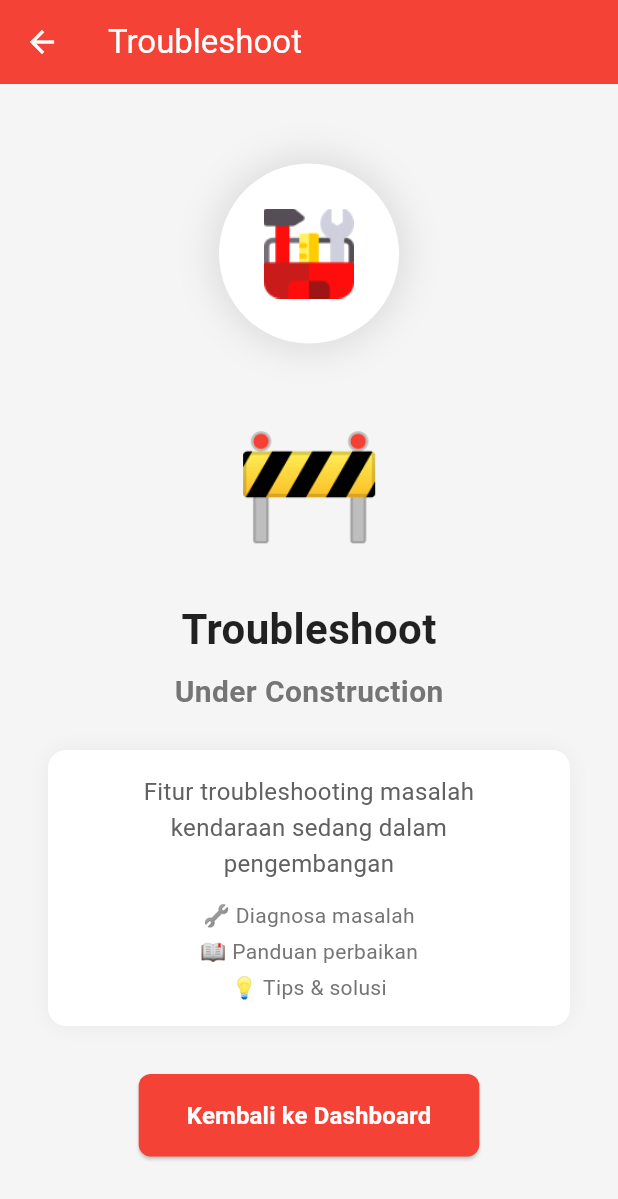
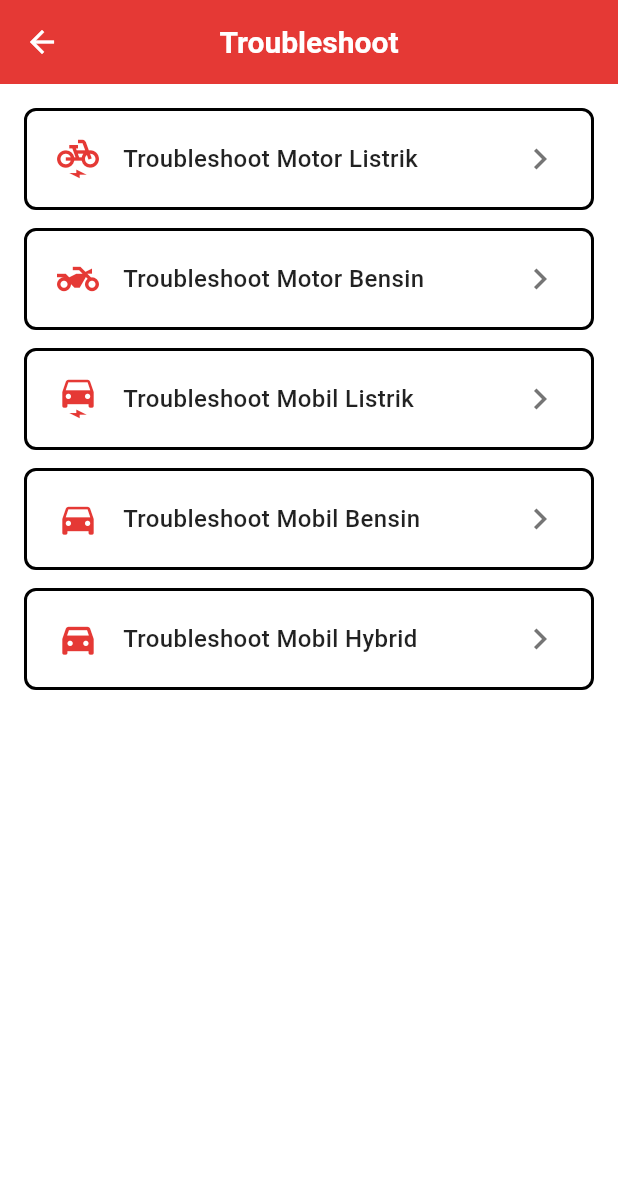
Before and after one commit to Syidwan/Sihemat-v3, a Flutter app: the TroubleshootScreen screen opened directly, on a phone screen of 412 x 824 dp. Shown: the top 1199 px of the screen. Run offline on Flutter 3.47's test engine with Material 3 defaults, Android fonts, the phone set to English and light mode, and no system bars; our stand-ins replace flutter_map, google_fonts, google_maps_flutter, latlong2; missing offline and left inert: carousel_slider_plus, flutter_pdfview; accounts and stored records are empty.

Commit message:
second commit

```diff
--- /dev/null
+++ b/lib/config/pdf_config.dart
@@ -0,0 +1,32 @@
+class PDFConfig {
+  // Base URL untuk PDF online
+  static const String BASE_URL = 'https://example.com/pdf';
+
+  // PDF URLs
+  static const Map<String, String> PDF_URLS = {
+    'motor_listrik': '$BASE_URL/troubleshoot-motor-listrik.pdf',
+    'motor_bensin': '$BASE_URL/troubleshoot-motor-bensin.pdf',
+    'mobil_listrik': '$BASE_URL/troubleshoot-mobil-listrik.pdf',
+    'mobil_bensin': 'https://microsite.mitsubishi-motors.co.id/owner-manual/media/file/originals/post/2023/01/16/owners-manual-xpander-23-model-year-rev-1310221.pdf',
+    'mobil_hybrid': '$BASE_URL/troubleshoot-mobil-hybrid.pdf',
+  };
+
+  // Asset paths (jika menggunakan lokal)
+  static const Map<String, String> PDF_ASSETS = {
+    'motor_listrik': 'assets/pdf/troubleshoot-motor-listrik.pdf',
+    'motor_bensin': 'assets/pdf/troubleshoot-motor-bensin.pdf',
+    'mobil_listrik': 'assets/pdf/troubleshoot-mobil-listrik.pdf',
+    'mobil_bensin': 'assets/pdf/troubleshoot-mobil-bensin.pdf',
+    'mobil_hybrid': 'assets/pdf/troubleshoot-mobil-hybrid.pdf',
+  };
+
+  // Get URL by ID
+  static String? getPDFUrl(String id) {
+    return PDF_URLS[id];
+  }
+
+  // Get asset path by ID
+  static String? getPDFAsset(String id) {
+    return PDF_ASSETS[id];
+  }
+}
--- a/lib/home/dashboard_screen.dart
+++ b/lib/home/dashboard_screen.dart
@@ -5,7 +5,7 @@ import 'package:sihemat_v3/home/menu/cek_kendaraan/cek_kendaraan_navigator.dart'
 import 'package:sihemat_v3/home/menu/cek_pajak/cek_pajak_screen.dart';
 import 'package:sihemat_v3/home/menu/speedometer/speedometer_navigator.dart';
 import 'package:sihemat_v3/home/menu/tambah_unit_screen.dart';
-import 'package:sihemat_v3/home/menu/toubleshoot_screen.dart';
+import 'package:sihemat_v3/home/menu/troubleshoot/troubleshoot_screen.dart';
 import 'package:sihemat_v3/home/track/track_screen.dart';
 import 'package:sihemat_v3/utils/session_manager.dart';
 import '../models/menu_item.dart';
--- a/lib/home/menu/toubleshoot_screen.dart
+++ /dev/null
@@ -1,157 +0,0 @@
-import 'package:flutter/material.dart';
-
-class TroubleshootScreen extends StatelessWidget {
-  const TroubleshootScreen({super.key});
-
-  @override
-  Widget build(BuildContext context) {
-    return Scaffold(
-      backgroundColor: const Color(0xFFF5F5F5),
-      appBar: AppBar(
-        title: const Text('Troubleshoot'),
-        backgroundColor: Colors.red,
-        foregroundColor: Colors.white,
-        elevation: 0,
-      ),
-      body: Center(
-        child: SingleChildScrollView(
-          padding: const EdgeInsets.all(32),
-          child: Column(
-            mainAxisAlignment: MainAxisAlignment.center,
-            children: [
-              // Icon
-              Container(
-                width: 120,
-                height: 120,
-                decoration: BoxDecoration(
-                  color: Colors.white,
-                  shape: BoxShape.circle,
-                  boxShadow: [
-                    BoxShadow(
-                      color: Colors.black.withOpacity(0.1),
-                      blurRadius: 20,
-                      spreadRadius: 5,
-                    ),
-                  ],
-                ),
-                child: Padding(
-                  padding: const EdgeInsets.all(30),
-                  child: Image.asset(
-                    'assets/images/toubleshoot.png',
-                    fit: BoxFit.contain,
-                  ),
-                ),
-              ),
-
-              const SizedBox(height: 32),
-
-              const Text(
-                '🚧',
-                style: TextStyle(fontSize: 80),
-              ),
-
-              const SizedBox(height: 24),
-
-              const Text(
-                'Troubleshoot',
-                style: TextStyle(
-                  fontSize: 28,
-                  fontWeight: FontWeight.bold,
-                  color: Colors.black87,
-                ),
-              ),
-
-              const SizedBox(height: 8),
-
-              Text(
-                'Under Construction',
-                style: TextStyle(
-                  fontSize: 20,
-                  fontWeight: FontWeight.w600,
-                  color: Colors.grey.shade600,
-                ),
-              ),
-
-              const SizedBox(height: 24),
-
-              Container(
-                padding: const EdgeInsets.symmetric(horizontal: 24, vertical: 16),
-                decoration: BoxDecoration(
-                  color: Colors.white,
-                  borderRadius: BorderRadius.circular(12),
-                  boxShadow: [
-                    BoxShadow(
-                      color: Colors.black.withOpacity(0.05),
-                      blurRadius: 10,
-                      spreadRadius: 0,
-                    ),
-                  ],
-                ),
-                child: Column(
-                  children: [
-                    Text(
-                      'Fitur troubleshooting masalah kendaraan sedang dalam pengembangan',
-                      textAlign: TextAlign.center,
-                      style: TextStyle(
-                        fontSize: 16,
-                        color: Colors.grey.shade700,
-                        height: 1.5,
-                      ),
-                    ),
-                    const SizedBox(height: 12),
-                    Text(
-                      '🔧 Diagnosa masalah',
-                      style: TextStyle(
-                        fontSize: 14,
-                        color: Colors.grey.shade600,
-                      ),
-                    ),
-                    const SizedBox(height: 4),
-                    Text(
-                      '📖 Panduan perbaikan',
-                      style: TextStyle(
-                        fontSize: 14,
-                        color: Colors.grey.shade600,
-                      ),
-                    ),
-                    const SizedBox(height: 4),
-                    Text(
-                      '💡 Tips & solusi',
-                      style: TextStyle(
-                        fontSize: 14,
-                        color: Colors.grey.shade600,
-                      ),
-                    ),
-                  ],
-                ),
-              ),
-
-              const SizedBox(height: 32),
-
-              ElevatedButton(
-                onPressed: () {
-                  Navigator.of(context).pop();
-                },
-                style: ElevatedButton.styleFrom(
-                  backgroundColor: Colors.red,
-                  foregroundColor: Colors.white,
-                  padding: const EdgeInsets.symmetric(horizontal: 32, vertical: 16),
-                  shape: RoundedRectangleBorder(
-                    borderRadius: BorderRadius.circular(8),
-                  ),
-                ),
-                child: const Text(
-                  'Kembali ke Dashboard',
-                  style: TextStyle(
-                    fontSize: 16,
-                    fontWeight: FontWeight.w600,
-                  ),
-                ),
-              ),
-            ],
-          ),
-        ),
-      ),
-    );
-  }
-}
--- /dev/null
+++ b/lib/home/menu/troubleshoot/troubleshoot_item.dart
@@ -0,0 +1,17 @@
+import 'package:flutter/material.dart';
+
+class TroubleshootItem {
+  final String id;
+  final String title;
+  final IconData icon;
+  final String? pdfUrl;      // URL online
+  final String? pdfAsset;    // Path asset lokal
+
+  const TroubleshootItem({
+    required this.id,
+    required this.title,
+    required this.icon,
+    this.pdfUrl,
+    this.pdfAsset,
+  });
+}
--- /dev/null
+++ b/lib/home/menu/troubleshoot/troubleshoot_screen.dart
@@ -0,0 +1,136 @@
+import 'package:flutter/material.dart';
+import 'package:sihemat_v3/home/menu/troubleshoot/pdf_viewer_screen.dart';
+import 'package:sihemat_v3/home/menu/troubleshoot/troubleshoot_item.dart';
+
+class TroubleshootScreen extends StatelessWidget {
+  const TroubleshootScreen({super.key});
+
+  // Data troubleshoot dengan PDF URL
+  final List<TroubleshootItem> troubleshootItems = const [
+    TroubleshootItem(
+      id: 'motor_listrik',
+      title: 'Troubleshoot Motor Listrik',
+      icon: Icons.electric_bike,
+      pdfAsset: 'assets/pdf/anjim.pdf',
+      // pdfUrl: 'https://example.com/pdf/troubleshoot-motor-listrik.pdf',
+      // Alternatif: gunakan asset lokal
+
+    ),
+    TroubleshootItem(
+      id: 'motor_bensin',
+      title: 'Troubleshoot Motor Bensin',
+      icon: Icons.two_wheeler,
+      pdfAsset: 'assets/pdf/troubleshoot-motor-bensin.pdf',
+      // pdfUrl: 'https://example.com/pdf/troubleshoot-motor-bensin.pdf',
+    ),
+    TroubleshootItem(
+      id: 'mobil_listrik',
+      title: 'Troubleshoot Mobil Listrik',
+      icon: Icons.electric_car,
+      pdfAsset: 'assets/pdf/troubleshoot-mobil-listrik.pdf',
+      // pdfUrl: 'https://example.com/pdf/troubleshoot-mobil-listrik.pdf',
+
+    ),
+    TroubleshootItem(
+      id: 'mobil_bensin',
+      title: 'Troubleshoot Mobil Bensin',
+      icon: Icons.directions_car,
+      // pdfAsset: 'assets/pdf/troubleshoot-mobil-bensin.pdf',
+      pdfUrl: 'https://microsite.mitsubishi-motors.co.id/owner-manual/media/file/originals/post/2023/01/16/owners-manual-xpander-23-model-year-rev-1310221.pdf',
+    ),
+    TroubleshootItem(
+      id: 'mobil_hybrid',
+      title: 'Troubleshoot Mobil Hybrid',
+      icon: Icons.directions_car_filled,
+      pdfAsset: 'assets/pdf/troubleshoot-mobil-hybrid.pdf',
+      // pdfUrl: 'https://example.com/pdf/troubleshoot-mobil-hybrid.pdf',
+
+    ),
+  ];
+
+  @override
+  Widget build(BuildContext context) {
+    return Scaffold(
+      backgroundColor: Colors.white,
+      appBar: AppBar(
+        backgroundColor: Color(0xFFE53935),
+        elevation: 0,
+        leading: IconButton(
+          icon: Icon(Icons.arrow_back, color: Colors.white),
+          onPressed: () => Navigator.pop(context),
+        ),
+        title: Text(
+          'Troubleshoot',
+          style: TextStyle(
+            color: Colors.white,
+            fontSize: 20,
+            fontWeight: FontWeight.bold,
+          ),
+        ),
+        centerTitle: true,
+      ),
+      body: ListView.builder(
+        padding: EdgeInsets.all(16),
+        itemCount: troubleshootItems.length,
+        itemBuilder: (context, index) {
+          final item = troubleshootItems[index];
+          return _buildTroubleshootCard(context, item);
+        },
+      ),
+    );
+  }
+
+  Widget _buildTroubleshootCard(BuildContext context, TroubleshootItem item) {
+    return Container(
+      margin: EdgeInsets.only(bottom: 12),
+      decoration: BoxDecoration(
+        color: Colors.white,
+        borderRadius: BorderRadius.circular(8),
+        border: Border.all(color: Colors.black, width: 2),
+      ),
+      child: InkWell(
+        onTap: () {
+          Navigator.push(
+            context,
+            MaterialPageRoute(
+              builder: (context) => PDFViewerScreen(
+                title: item.title,
+                pdfUrl: item.pdfUrl,
+                pdfAsset: item.pdfAsset,
+              ),
+            ),
+          );
+        },
+        borderRadius: BorderRadius.circular(8),
+        child: Padding(
+          padding: EdgeInsets.symmetric(horizontal: 20, vertical: 18),
+          child: Row(
+            children: [
+              Icon(
+                item.icon,
+                size: 28,
+                color: Color(0xFFE53935),
+              ),
+              SizedBox(width: 16),
+              Expanded(
+                child: Text(
+                  item.title,
+                  style: TextStyle(
+                    fontSize: 16,
+                    fontWeight: FontWeight.w500,
+                    color: Colors.black87,
+                  ),
+                ),
+              ),
+              Icon(
+                Icons.chevron_right,
+                color: Colors.grey.shade600,
+                size: 28,
+              ),
+            ],
+          ),
+        ),
+      ),
+    );
+  }
+}
--- a/lib/home/track/track_screen.dart
+++ b/lib/home/track/track_screen.dart
@@ -152,6 +152,7 @@ class _TrackScreenState extends State<TrackScreen>
       ),
       body: TabBarView(
         controller: _tabController,
+        physics: NeverScrollableScrollPhysics(), // ✅ DISABLE SWIPE
         children: [
           DaftarPage(onVehicleSelected: _onVehicleSelected),
           PetaPageGoogle(key: _petaPageGoogleKey, initialVehicleId: _selectedVehicleId),
--- a/pubspec.yaml
+++ b/pubspec.yaml
@@ -19,6 +19,7 @@ dependencies:
   latlong2: ^0.9.1
   flutter_map: ^8.2.2
   google_maps_flutter: ^2.5.0
+  flutter_pdfview: ^1.4.3
 
 
 dev_dependencies:
```
Also changed, not shown: lib/home/menu/troubleshoot/pdf_viewer_screen.dart (added, +273 -0 lines), pubspec.lock, 7 other files.
